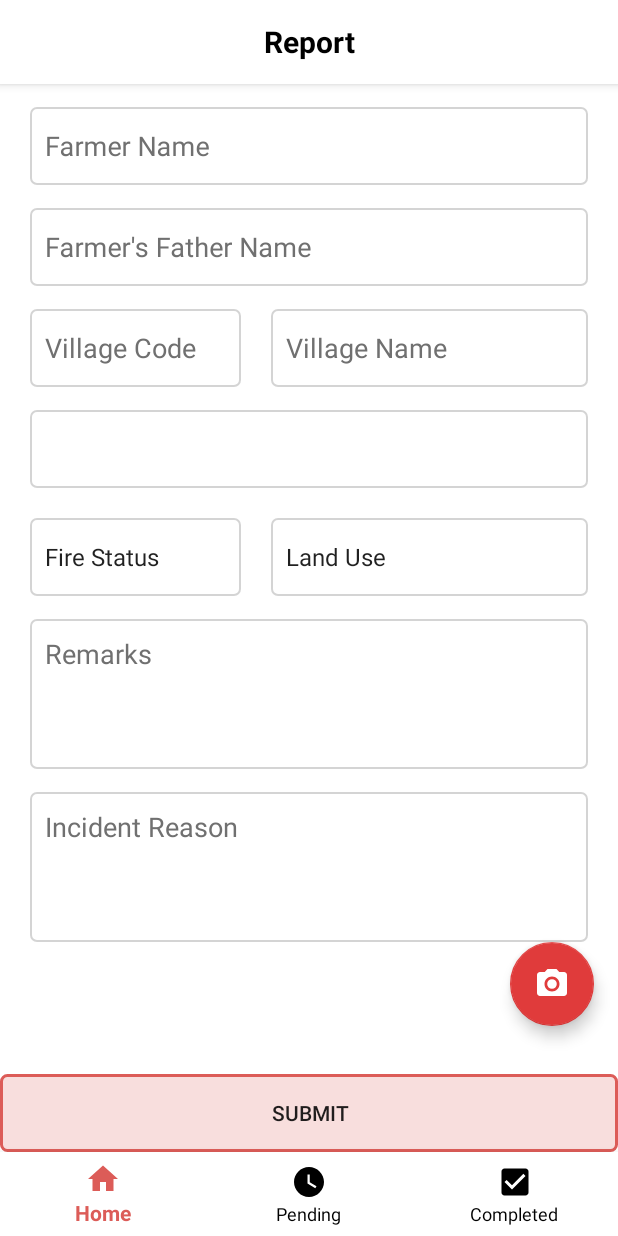
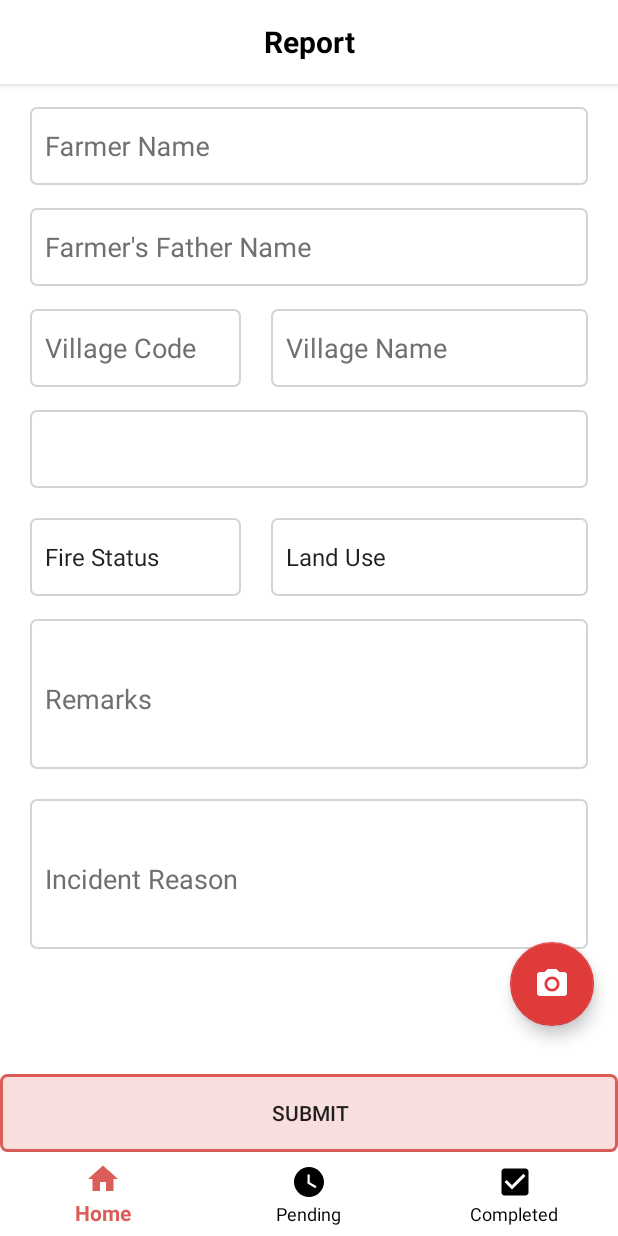
Before and after one commit to Dimple12468/AFL__Monitoring, an Android app: the fragment PendingReport placed in its activity, on a phone screen of 412 x 824 dp. Run offline under Robolectric (Android 15) with nearby library versions, the phone set to English and light mode, and no system bars; our stand-ins replace Volley; libraries missing offline, so code that uses them is left out: com.androidnetworking, com.androidnetworking.common, com.androidnetworking.error, com.androidnetworking.interfaces, dmax.dialog and 3 more; network calls fail; pictures from the network do not load; Roboto replaces fonts that are not available here; 4 statements that could not run were skipped.

Commit message:
changes to ado report

```diff
--- a/app/src/main/java/com/theagriculture/app/Ado/PendingReport.java
+++ b/app/src/main/java/com/theagriculture/app/Ado/PendingReport.java
@@ -1,10 +1,13 @@
 package com.theagriculture.app.Ado;
 
 import android.app.AlertDialog;
+import android.app.ProgressDialog;
 import android.content.Context;
 import android.content.DialogInterface;
 import android.content.Intent;
 import android.content.SharedPreferences;
+import android.location.Location;
+import android.location.LocationManager;
 import android.net.Uri;
 import android.os.Bundle;
 import android.os.Environment;
@@ -52,6 +55,7 @@ import com.android.volley.toolbox.JsonArrayRequest;
 import com.android.volley.toolbox.JsonObjectRequest;
 import com.android.volley.toolbox.Volley;
 import com.androidnetworking.AndroidNetworking;
+import com.androidnetworking.common.ANRequest;
 import com.androidnetworking.common.Priority;
 import com.androidnetworking.error.ANError;
 import com.androidnetworking.interfaces.JSONObjectRequestListener;
@@ -60,6 +64,8 @@ import com.google.android.material.floatingactionbutton.FloatingActionButton;
 import com.google.android.material.textfield.TextInputLayout;
 import com.theagriculture.app.Dda.DdaselectAdo;
 import com.theagriculture.app.Globals;
+import com.theagriculture.app.ImageUploadPage;
+import com.theagriculture.app.Initial_page;
 import com.theagriculture.app.R;
 
 import org.json.JSONArray;
@@ -78,6 +84,8 @@ import java.util.Map;
 
 import dmax.dialog.SpotsDialog;
 import id.zelory.compressor.Compressor;
+import io.nlopez.smartlocation.OnLocationUpdatedListener;
+import io.nlopez.smartlocation.SmartLocation;
 
 import static android.app.Activity.RESULT_OK;
 import static com.theagriculture.app.AppNotificationChannels.CHANNEL_1_ID;
@@ -87,10 +95,10 @@ import static io.fabric.sdk.android.Fabric.TAG;
  * A simple {@link Fragment} subclass.
  */
 public class PendingReport extends Fragment {
-    TextView textDummyHintUsername, textDummyHintFather, textDummyHintCode, textDummyHintName;
+    TextView textDummyHintUsername, textDummyHintFather, textDummyHintCode, textDummyHintName,textDummyHintRemarks,textDummyHintIncidentReason;
     EditText editUsername, editFather, editCode, editName, editRemarks, editIncidentReason;
-    View view1, view2, view3a, view3b;
-    TextInputLayout ti1, ti2, ti3a, ti3b;
+    View view1, view2, view3a, view3b,view4,view5;
+    TextInputLayout ti1, ti2, ti3a, ti3b,ti4,ti5;
     Spinner district_spinner, fireStatus_spinner, landUse_spinner;
     ConstraintLayout reportPage,imagesPage;
 
@@ -110,6 +118,9 @@ public class PendingReport extends Fragment {
     //String reportSubmitUrl = "http://api.theagriculture.tk/api/report-ado/add/";
     AlertDialog reportSubmitLoading;
 
+    int photosUploadedCount = 0;
+    int i=1;
+
     String reportId;//id required to send images
 
     //for photos
@@ -124,9 +135,12 @@ public class PendingReport extends Fragment {
     public ReportImageRecyAdapter adapter;
     private ArrayList<String> mImagesPath;
     int PhotosUploadedCount = 0;
+    Location userLocation;
 
     //for photo
     FloatingActionButton openGallery;
+
+    private ProgressDialog pDialog;
     /*
 
     boolean isFirstPic = true;
@@ -153,6 +167,23 @@ public class PendingReport extends Fragment {
         // Inflate the layout for this fragment
         final View view = inflater.inflate(R.layout.fragment_pending_report, container, false);
 
+        Bundle bundle = this.getArguments();
+        id = bundle.get("id").toString();
+        lat = bundle.get("lat").toString();
+        lon = bundle.get("long").toString();
+        Toast.makeText(getActivity(),lat+" and "+lon,Toast.LENGTH_LONG).show();
+
+
+        if(checkIfLocationEnabled())
+            getUserLocation();
+        else{
+            Toast.makeText(getActivity(),"Your location is disabled.Please enable it to open report",Toast.LENGTH_LONG).show();
+            getActivity().finish();
+        }
+
+
+
+
         Toolbar toolbar = view.findViewById(R.id.app__bar_report);
 //        ((AppCompatActivity)getActivity()).setSupportActionBar(toolbar);
         AppCompatActivity appCompatActivity = (AppCompatActivity) getActivity();
@@ -168,11 +199,6 @@ public class PendingReport extends Fragment {
         // final ActionBar actionBar = ((AppCompatActivity) getActivity()).getSupportActionBar();
         // actionBar.setDisplayHomeAsUpEnabled(true);
 
-        Bundle bundle = this.getArguments();
-        id = bundle.get("id").toString();
-        lat = bundle.get("lat").toString();
-        lon = bundle.get("long").toString();
-        //Toast.makeText(getActivity(),lat+" and "+lon,Toast.LENGTH_LONG).show();
 
         reportPage = view.findViewById(R.id.report_page);
         imagesPage = view.findViewById(R.id.images_page);
@@ -201,8 +227,73 @@ public class PendingReport extends Fragment {
         fireStatus_spinner = view.findViewById(R.id.spinner1);
         landUse_spinner = view.findViewById(R.id.spinner2);
 
-        editRemarks = view.findViewById(R.id.edit_remarks);
-        editIncidentReason = view.findViewById(R.id.edit_reason);
+        //editRemarks = view.findViewById(R.id.edit_remarks);
+        //editIncidentReason = view.findViewById(R.id.edit_reason);
+        ///////
+
+        textDummyHintRemarks = (TextView) view.findViewById(R.id.text_dummy_hint_remarks);
+        editRemarks = (EditText) view.findViewById(R.id.edit_remarks);
+        ti4 = (TextInputLayout) view.findViewById(R.id.ti4);
+        view4 = view.findViewById(R.id.view4);
+
+        textDummyHintIncidentReason = (TextView) view.findViewById(R.id.text_dummy_hint_reason);
+        editIncidentReason = (EditText) view.findViewById(R.id.edit_reason);
+        ti5= (TextInputLayout) view.findViewById(R.id.ti5);
+        view5 = view.findViewById(R.id.view5);
+
+
+
+
+        editRemarks.setOnFocusChangeListener(new View.OnFocusChangeListener() {
+            @Override
+            public void onFocusChange(View v, boolean hasFocus) {
+                if (hasFocus) {
+                    new Handler().postDelayed(new Runnable() {
+                        @Override
+                        public void run() {
+                            // Show white background behind floating label
+                            textDummyHintRemarks.setVisibility(View.VISIBLE);
+                        }
+                    }, 100);
+                    view4.setBackgroundResource(R.drawable.blackbg);
+                } else {
+                    // Required to show/hide white background behind floating label during focus change
+                    if (editRemarks.getText().length() > 0)
+                        textDummyHintRemarks.setVisibility(View.VISIBLE);
+                    else
+                        textDummyHintRemarks.setVisibility(View.INVISIBLE);
+                    view4.setBackgroundResource(R.drawable.rectanglebg);
+                }
+            }
+        });
+
+        // Incident reason
+        editIncidentReason.setOnFocusChangeListener(new View.OnFocusChangeListener() {
+            @Override
+            public void onFocusChange(View v, boolean hasFocus) {
+
+                if (hasFocus) {
+                    new Handler().postDelayed(new Runnable() {
+
+                        @Override
+                        public void run() {
+                            // Show white background behind floating label
+                            textDummyHintIncidentReason.setVisibility(View.VISIBLE);
+                        }
+                    }, 100);
+                    view5.setBackgroundResource(R.drawable.blackbg);
+                } else {
+                    // Required to show/hide white background behind floating label during focus change
+                    if (editIncidentReason.getText().length() > 0)
+                        textDummyHintIncidentReason.setVisibility(View.VISIBLE);
+                    else
+                        textDummyHintIncidentReason.setVisibility(View.INVISIBLE);
+                    view5.setBackgroundResource(R.drawable.rectanglebg);
+                }
+            }
+        });
+
+        ////
 
         openGallery = view.findViewById(R.id.camera);
         openGallery.setOnClickListener(new View.OnClickListener() {
@@ -282,6 +373,8 @@ public class PendingReport extends Fragment {
         SharedPreferences preferences = getActivity().getSharedPreferences("tokenFile", Context.MODE_PRIVATE);
         token = preferences.getString("key", "");
         //Toast.makeText(getActivity(),"token is "+token,Toast.LENGTH_LONG).show();
+
+        Log.d("token",token);
 
 
         // Username
@@ -580,6 +673,8 @@ public class PendingReport extends Fragment {
 
                         else if(mImagesPath.size()==0)
                             Toast.makeText(getActivity(),"Atleast upload one image",Toast.LENGTH_LONG).show();
+                        else if(!checkRange())
+                               Toast.makeText(getActivity(),"Navigate to location to submit form",Toast.LENGTH_LONG).show();
                         else
                             submitReport();
                     }
@@ -628,8 +723,8 @@ public class PendingReport extends Fragment {
             postParams.put("father_name", sFatherName);
             postParams.put("longitude", lon);
             postParams.put("latitude", lat);
-            postParams.put("report_longitude", "13");//need to be changed to current location
-            postParams.put("report_latitude", "13");
+            postParams.put("report_longitude", userLocation.getLongitude());//need to be changed to current location
+            postParams.put("report_latitude", userLocation.getLatitude());
             postParams.put("kila_num", "31");
             postParams.put("murrabba_num", "31");
             postParams.put("incident_reason", sIncidentReason);
@@ -644,6 +739,7 @@ public class PendingReport extends Fragment {
             postParams.put("village", null);//village pk has to be passed
             postParams.put("location", Integer.parseInt(id));
             //Toast.makeText(getActivity(), postParams.toString(), Toast.LENGTH_LONG).show();
+            Log.d("response","sending "+postParams.toString());
 
         } catch (JSONException e) {
             Toast.makeText(getActivity(), "An exception occured while doing post parameters", Toast.LENGTH_LONG).show();
@@ -660,8 +756,14 @@ public class PendingReport extends Fragment {
                         try {
                             singleObject = new JSONObject(String.valueOf(response));
                             Toast.makeText(getActivity(),singleObject.toString(),Toast.LENGTH_LONG).show();
+                            Log.d("response",response.toString());
                             reportId = singleObject.getString("id");
                             Toast.makeText(getActivity(),"Report id is "+reportId,Toast.LENGTH_LONG).show();
+                            reportSubmitLoading.dismiss();
+                            ///
+                            pDialog=new ProgressDialog(getActivity());
+                            showProgress("Uploading Images");
+                            ///
                             uploadingPhotos();
                         } catch (JSONException e) {
                             Toast.makeText(getActivity(),"An exception occured while sending report "+e.getMessage(),Toast.LENGTH_LONG).show();
@@ -743,6 +845,27 @@ public class PendingReport extends Fragment {
         return alert;
     }
 
+    //////for image upload progress bar
+    public void showProgress(String str) {
+        pDialog = new ProgressDialog(getActivity(), R.style.AlertDialog);
+        pDialog.setProgressStyle(ProgressDialog.STYLE_SPINNER);
+        pDialog.setMessage(str);
+        pDialog.show();
+    }
+
+    public void updateProgress( String title/*, String msg*/){
+        pDialog.setMessage(title);
+    }
+
+    public void afterUploading(){
+        pDialog.dismiss();
+        Toast.makeText(getActivity(), "Images Uploaded successfully.", Toast.LENGTH_SHORT).show();
+        Intent i = new Intent(getActivity(), AdoActivity.class);
+        startActivity(i);
+    }
+
+    ///
+
     private void openCameraIntent() {
         Intent pictureIntent = new Intent(MediaStore.ACTION_IMAGE_CAPTURE);
         if (pictureIntent.resolveActivity(getActivity().getPackageManager()) != null) {
@@ -797,6 +920,73 @@ public class PendingReport extends Fragment {
         super.onActivityResult(requestCode, resultCode, data);
     }
 
+    public void uploadingPhotos(){
+        Log.d("uploading","enterd with url "+ imageUploadUrl);
+
+//        for(i=0;i<mImages.size();i++) {
+        ANRequest request = AndroidNetworking.upload(imageUploadUrl)
+                .addHeaders("Authorization", "Token " + token)
+                .addMultipartParameter("report",reportId)
+                //.addMultipartParameter("NormalUserReport", reportId)
+                .addMultipartFile("image", mImages.get(photosUploadedCount))
+                .setTag("Upload Images")
+                .setPriority(Priority.HIGH)
+                .build();
+
+        request.getAsJSONObject(new JSONObjectRequestListener() {
+            @Override
+            public void onResponse(JSONObject response) {
+                Log.d("uploading","response is "+response.toString());
+                photosUploadedCount++;
+                i++;
+                if (photosUploadedCount == mImages.size()) {
+                    afterUploading();
+                    //Toast.makeText(getActivity(),"Images Uploaded",Toast.LENGTH_LONG).show();
+                }
+                else {
+                    updateProgress("Uploading Image " + (i));
+                    //Toast.makeText(getActivity(),"Uploading image "+ String.valueOf(i),Toast.LENGTH_LONG).show();
+                    uploadingPhotos();
+                }
+            }
+
+            @Override
+            public void onError(ANError anError) {
+                Log.d("uploading","error message is "+anError.getMessage() + " error details are "+anError.getErrorDetail()+" error message is "+anError.getErrorBody());
+                Toast.makeText(getActivity(), "Photos Upload failed, please try again ", Toast.LENGTH_SHORT).show();
+                reportSubmitLoading.dismiss();
+            }
+
+        });
+
+        Log.d("Loop Track", "Uploading " );
+
+    }
+
+    public void getUserLocation(){
+        SmartLocation.with(getActivity()).location().start(new OnLocationUpdatedListener() {
+            @Override
+            public void onLocationUpdated(Location location) {
+                userLocation = location;
+            }
+        });
+    }
+
+    public boolean checkRange(){
+        //Location test = userLocation;
+        Location center = new Location(" ");
+        center.setLatitude(Double.valueOf(lat));
+        center.setLongitude(Double.valueOf(lon));
+        float distanceInMeters = center.distanceTo(userLocation);
+        Toast.makeText(getActivity(),String.valueOf(distanceInMeters),Toast.LENGTH_LONG).show();
+        boolean isWithin20km = distanceInMeters < 20000;
+        Toast.makeText(getActivity(),"is within in checkRange is "+isWithin20km,Toast.LENGTH_SHORT).show();
+        return isWithin20km;
+    }
+
+
+    /*
+
 
 
     public void uploadingPhotos(){
@@ -839,4 +1029,39 @@ public class PendingReport extends Fragment {
                                  }
                 );
     }
+
+     */
+
+    public boolean checkIfLocationEnabled(){
+        //Toast.makeText(getApplicationContext(),"enterd",Toast.LENGTH_LONG).show();
+        LocationManager lm = (LocationManager)getActivity().getSystemService(Context.LOCATION_SERVICE);
+        boolean gps_enabled = false;
+        boolean network_enabled = false;
+
+        try {
+            gps_enabled = lm.isProviderEnabled(LocationManager.GPS_PROVIDER);
+        }
+        catch(Exception ex) {
+            Toast.makeText(getActivity(),"An exception occurred while checking GPS Location ",Toast.LENGTH_SHORT);
+        }
+
+        try {
+            network_enabled = lm.isProviderEnabled(LocationManager.NETWORK_PROVIDER);
+        }
+        catch(Exception ex) {
+            Toast.makeText(getActivity(),"An exception occurred while checking Network Location ",Toast.LENGTH_SHORT);
+        }
+
+//        Toast.makeText(getApplicationContext(),gps_enabled+" and "+network_enabled,Toast.LENGTH_LONG).show();
+        if(!gps_enabled && !network_enabled) {
+            //Toast.makeText(getApplicationContext(),"Enable your location",Toast.LENGTH_SHORT).show();
+            return false;
+        }
+        else{
+            //Toast.makeText(getApplicationContext(),"Location is enabled",Toast.LENGTH_SHORT).show();
+            return true;
+
+        }
+    }
+
 }
--- a/app/src/main/java/com/theagriculture/app/Globals.java
+++ b/app/src/main/java/com/theagriculture/app/Globals.java
@@ -36,7 +36,7 @@ public class Globals {
     public static String adoPending = serverURL + "api/locations/ado/pending";
     public static String adoCompleted = serverURL + "api/locations/ado/completed";
     public static String adoPendingReport = serverURL + "api/report-ado/add/";
-    public static String adoPendingReportImageUpload = serverURL + "/api/upload/images/";
+    public static String adoPendingReportImageUpload = serverURL + "api/upload/images/";
 
     //DDA user
     public static String assignedLocationsDDA = serverURL + "api/locations/dda/assigned";
--- a/app/src/main/res/layout/fragment_pending_report.xml
+++ b/app/src/main/res/layout/fragment_pending_report.xml
@@ -96,6 +96,7 @@
                             android:id="@+id/edit_username"
                             android:layout_width="match_parent"
                             android:layout_height="wrap_content"
+                            android:theme="@style/MyEditTextTheme"
                             android:backgroundTint="@android:color/transparent"
                             android:inputType="text|textCapWords"
                             android:maxLines="1" />
@@ -146,6 +147,7 @@
                             android:id="@+id/edit_fathername"
                             android:layout_width="match_parent"
                             android:layout_height="wrap_content"
+                            android:theme="@style/MyEditTextTheme"
                             android:backgroundTint="@android:color/transparent"
                             android:inputType="text|textCapWords"
                             android:maxLines="1" />
@@ -202,6 +204,7 @@
                                 android:id="@+id/edit_code"
                                 android:layout_width="match_parent"
                                 android:layout_height="wrap_content"
+                                android:theme="@style/MyEditTextTheme"
                                 android:backgroundTint="@android:color/transparent"
                                 android:inputType="text|textCapWords"
                                 android:maxLines="1" />
@@ -251,6 +254,7 @@
                                 android:id="@+id/edit_name"
                                 android:layout_width="match_parent"
                                 android:layout_height="wrap_content"
+                                android:theme="@style/MyEditTextTheme"
                                 android:backgroundTint="@android:color/transparent"
                                 android:inputType="text|textCapWords"
                                 android:maxLines="1" />
@@ -391,7 +395,7 @@
                         android:layout_width="match_parent"
                         android:layout_height="wrap_content"
                         android:layout_marginLeft="6dp"
-                        android:layout_marginTop="-30dp"
+
                         android:layout_marginRight="16dp"
                         android:hint="Remarks"
                         android:textColorHint="#707070"
@@ -400,13 +404,14 @@
                         <EditText
                             android:id="@+id/edit_remarks"
                             android:layout_width="match_parent"
+                            android:theme="@style/MyEditTextTheme"
                             android:layout_height="100dp"
                             android:backgroundTint="@android:color/transparent"
                             android:inputType="text|textMultiLine"
                             android:maxLines="3" />
                     </com.google.android.material.textfield.TextInputLayout>
 
-                    <!--TextView
+                    <!--TextView...........-android:layout_marginTop="-30dp"
             android:layout_width="wrap_content"
             android:layout_height="wrap_content"
             android:textColor="#707070"
@@ -449,7 +454,7 @@
                         android:layout_width="match_parent"
                         android:layout_height="wrap_content"
                         android:layout_marginLeft="6dp"
-                        android:layout_marginTop="-30dp"
+
                         android:layout_marginRight="16dp"
                         android:hint="Incident Reason"
                         android:textColorHint="#707070"
@@ -459,6 +464,7 @@
                             android:id="@+id/edit_reason"
                             android:layout_width="match_parent"
                             android:layout_height="100dp"
+                            android:theme="@style/MyEditTextTheme"
                             android:backgroundTint="@android:color/transparent"
                             android:inputType="text|textMultiLine"
                             android:maxLines="3" />
--- a/app/src/main/res/values/styles.xml
+++ b/app/src/main/res/values/styles.xml
@@ -123,4 +123,10 @@
         <!--item name="hintTextAppearance">@style/HintText</item-->
         <item name="android:paddingBottom">8dp</item>
     </style>
+
+    <style name="MyEditTextTheme">
+        <item name="colorControlNormal">#FFFFFF</item>
+        <item name="colorControlActivated">#FFFFFF</item>
+        <item name="colorControlHighlight">#FFFFFF</item>
+    </style>
 </resources>
```
